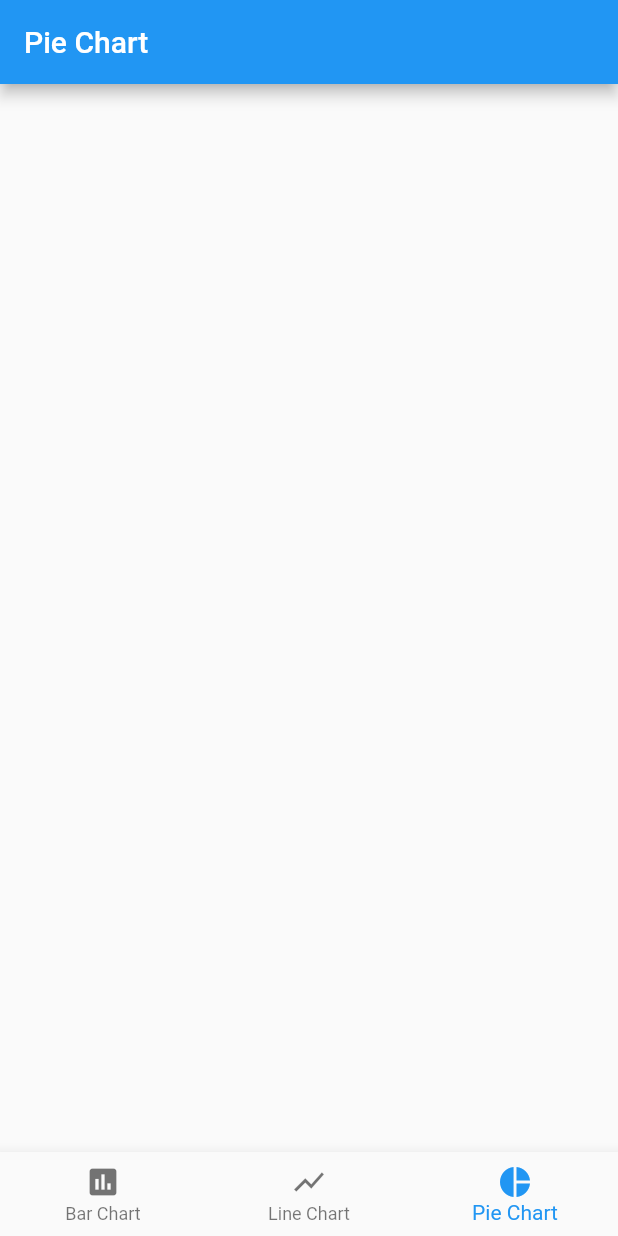
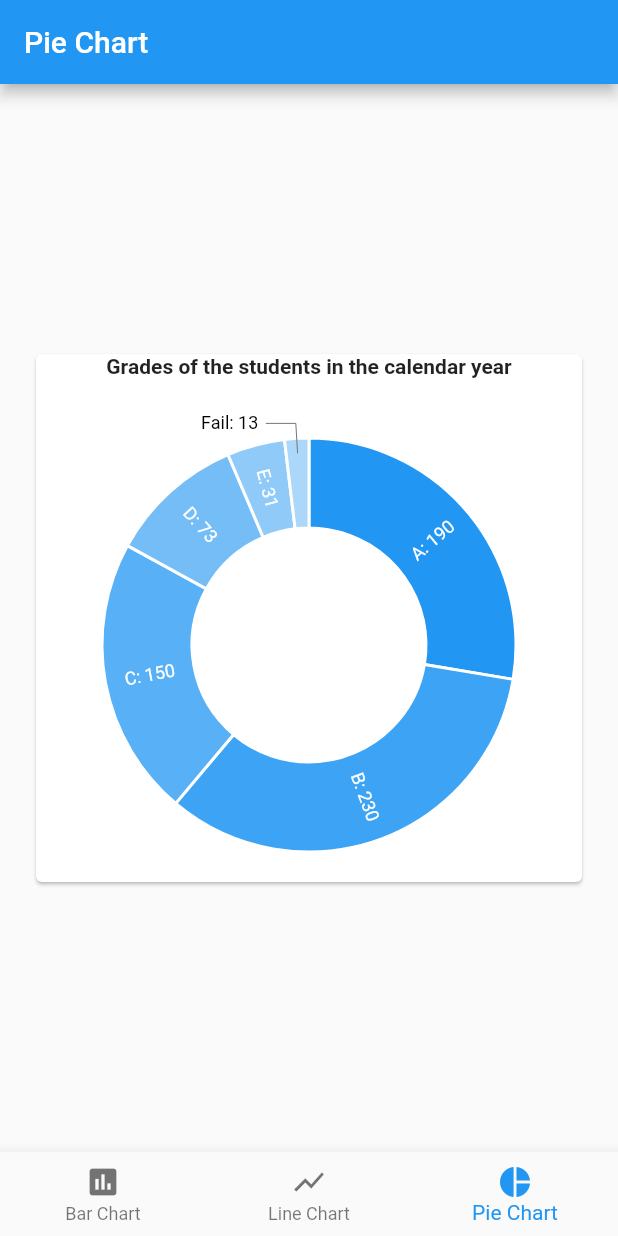
Before and after one commit to gabrielmoreira-dev/flutter-charts, a Flutter app: the screen it shows after launch, item 3 of the bottom bar chosen, on a phone screen of 412 x 824 dp. Run offline on Flutter 3.47's test engine with Material 2 defaults, Android fonts, the phone set to English and light mode, and no system bars; our stand-ins replace charts_flutter, rxdart.

Commit message:
Implemented pie chart

```diff
--- /dev/null
+++ b/domain/lib/data_repository/grades_data_repository.dart
@@ -0,0 +1,7 @@
+import 'package:domain/models/grades_data.dart';
+
+abstract class GradesDataRepository {
+
+  Future<List<GradesData>> getGradesDataList();
+
+}
--- /dev/null
+++ b/domain/lib/models/grades_data.dart
@@ -0,0 +1,12 @@
+import 'package:flutter/widgets.dart';
+
+class GradesData {
+  GradesData({
+    @required this.gradeSymbol,
+    @required this.numberOfStudents,
+  })  : assert(gradeSymbol != null),
+        assert(numberOfStudents != null);
+
+  final String gradeSymbol;
+  final int numberOfStudents;
+}
--- /dev/null
+++ b/domain/lib/use_case/get_grades_data_uc.dart
@@ -0,0 +1,16 @@
+import 'package:domain/data_repository/grades_data_repository.dart';
+import 'package:domain/models/grades_data.dart';
+import 'package:domain/use_case/use_case.dart';
+import 'package:flutter/widgets.dart';
+
+class GetGradesDataUC extends UseCase<void, List<GradesData>> {
+  GetGradesDataUC({
+    @required this.repository,
+  }) : assert(repository != null);
+
+  final GradesDataRepository repository;
+
+  @override
+  Future<List<GradesData>> getRawFuture({void params}) =>
+      repository.getGradesDataList();
+}
--- /dev/null
+++ b/lib/data/repository/grades_repository.dart
@@ -0,0 +1,34 @@
+import 'package:domain/data_repository/grades_data_repository.dart';
+import 'package:domain/models/grades_data.dart';
+
+class GradesRepository extends GradesDataRepository {
+  @override
+  Future<List<GradesData>> getGradesDataList() async => _gradesDataList;
+
+  final _gradesDataList = [
+    GradesData(
+      gradeSymbol: 'A',
+      numberOfStudents: 190,
+    ),
+    GradesData(
+      gradeSymbol: 'B',
+      numberOfStudents: 230,
+    ),
+    GradesData(
+      gradeSymbol: 'C',
+      numberOfStudents: 150,
+    ),
+    GradesData(
+      gradeSymbol: 'D',
+      numberOfStudents: 73,
+    ),
+    GradesData(
+      gradeSymbol: 'E',
+      numberOfStudents: 31,
+    ),
+    GradesData(
+      gradeSymbol: 'Fail',
+      numberOfStudents: 13,
+    ),
+  ];
+}
--- a/lib/main.dart
+++ b/lib/main.dart
@@ -1,6 +1,8 @@
+import 'package:domain/use_case/get_grades_data_uc.dart';
 import 'package:domain/use_case/get_population_data_uc.dart';
 import 'package:domain/use_case/get_sales_data_uc.dart';
 import 'package:flutter/material.dart';
+import 'package:fluttergraphs/data/repository/grades_repository.dart';
 import 'package:fluttergraphs/data/repository/population_repository.dart';
 import 'package:fluttergraphs/data/repository/sales_repository.dart';
 import 'package:fluttergraphs/presentation/home_screen.dart';
@@ -28,6 +30,9 @@ class GraphsApp extends StatelessWidget {
     Provider(
       create: (_) => SalesRepository(),
     ),
+    Provider(
+      create: (_) => GradesRepository(),
+    ),
   ];
 
   final List<SingleChildWidget> _buildUCProviders = [
@@ -41,5 +46,10 @@ class GraphsApp extends StatelessWidget {
         repository: repository,
       ),
     ),
+    ProxyProvider<GradesRepository, GetGradesDataUC>(
+      update: (_, repository, __) => GetGradesDataUC(
+        repository: repository,
+      ),
+    ),
   ];
 }
--- a/lib/presentation/chart/bar/bar_chart_bloc.dart
+++ b/lib/presentation/chart/bar/bar_chart_bloc.dart
@@ -5,7 +5,7 @@ import 'package:fluttergraphs/presentation/chart/bar/bar_chart_models.dart';
 import 'package:rxdart/rxdart.dart';
 
 import 'bar_chart_models.dart';
-import 'chart_bar_mappers.dart';
+import 'bar_chart_mappers.dart';
 
 class BarChartBloc {
   BarChartBloc({
--- a/lib/presentation/chart/bar/chart_bar_mappers.dart
+++ b/lib/presentation/chart/bar/bar_chart_mappers.dart
@@ -3,7 +3,7 @@ import 'package:domain/models/population_data.dart';
 import 'package:flutter/material.dart';
 import 'package:fluttergraphs/presentation/chart/bar/bar_chart_models.dart';
 
-extension ChartBarMappers on PopulationData {
+extension BarChartMappers on PopulationData {
   PopulationDataVM toVM() => PopulationDataVM(
         year: year,
         population: population,
--- /dev/null
+++ b/lib/presentation/chart/pie/pie_chart_bloc.dart
@@ -0,0 +1,51 @@
+import 'package:charts_flutter/flutter.dart' as charts;
+import 'package:domain/use_case/get_grades_data_uc.dart';
+import 'package:flutter/widgets.dart';
+import 'package:fluttergraphs/presentation/chart/pie/pie_chart_models.dart';
+import 'package:rxdart/rxdart.dart';
+
+import 'pie_chart_mappers.dart';
+
+class PieChartBloc {
+  PieChartBloc({
+    @required this.gradesDataUC,
+  }) : assert(gradesDataUC != null) {
+    _subscriptions.add(
+      _fetchGradesData().listen(_onNewStateSubject.add),
+    );
+  }
+
+  final GetGradesDataUC gradesDataUC;
+
+  final _subscriptions = CompositeSubscription();
+
+  final _onNewStateSubject =
+      BehaviorSubject<List<charts.Series<GradesDataVM, String>>>();
+
+  Stream<List<charts.Series<GradesDataVM, String>>> get onNewState =>
+      _onNewStateSubject;
+
+  Stream<List<charts.Series<GradesDataVM, String>>> _fetchGradesData() async* {
+    try {
+      final gradesDataList = await gradesDataUC.getFuture();
+      final dataVM = gradesDataList.map((data) => data.toVM()).toList();
+      List<charts.Series<GradesDataVM, String>> series = [
+        charts.Series(
+          id: 'Grades',
+          data: dataVM,
+          labelAccessorFn: (GradesDataVM row, _) =>
+              '${row.gradeSymbol}: ${row.numberOfStudents}',
+          domainFn: (GradesDataVM series, _) => series.gradeSymbol,
+          measureFn: (GradesDataVM series, _) => series.numberOfStudents,
+        )
+      ];
+      yield series;
+    } catch (e) {
+      yield <charts.Series<GradesDataVM, String>>[];
+    }
+  }
+
+  void dispose() {
+    _onNewStateSubject.close();
+  }
+}
--- /dev/null
+++ b/lib/presentation/chart/pie/pie_chart_mappers.dart
@@ -0,0 +1,9 @@
+import 'package:domain/models/grades_data.dart';
+import 'package:fluttergraphs/presentation/chart/pie/pie_chart_models.dart';
+
+extension PieChartMappers on GradesData {
+  GradesDataVM toVM() => GradesDataVM(
+        gradeSymbol: gradeSymbol,
+        numberOfStudents: numberOfStudents,
+      );
+}
--- /dev/null
+++ b/lib/presentation/chart/pie/pie_chart_models.dart
@@ -0,0 +1,12 @@
+import 'package:flutter/widgets.dart';
+
+class GradesDataVM {
+  GradesDataVM({
+    @required this.gradeSymbol,
+    @required this.numberOfStudents,
+  })  : assert(gradeSymbol != null),
+        assert(numberOfStudents != null);
+
+  final String gradeSymbol;
+  final int numberOfStudents;
+}
--- a/lib/presentation/chart/pie/pie_chart_page.dart
+++ b/lib/presentation/chart/pie/pie_chart_page.dart
@@ -1,14 +1,76 @@
+import 'package:charts_flutter/flutter.dart' as charts;
+import 'package:domain/use_case/get_grades_data_uc.dart';
 import 'package:flutter/material.dart';
 import 'package:flutter/widgets.dart';
+import 'package:fluttergraphs/presentation/chart/pie/pie_chart_bloc.dart';
+import 'package:provider/provider.dart';
 
 class PieChartPage extends StatelessWidget {
+  PieChartPage({
+    @required this.bloc,
+  }) : assert(bloc != null);
+
+  final PieChartBloc bloc;
+
+  static Widget create(BuildContext context) =>
+      ProxyProvider<GetGradesDataUC, PieChartBloc>(
+        update: (_, uc, currentBloc) =>
+            currentBloc ??
+            PieChartBloc(
+              gradesDataUC: uc,
+            ),
+        child: Consumer<PieChartBloc>(
+          builder: (_, bloc, __) => PieChartPage(
+            bloc: bloc,
+          ),
+        ),
+      );
+
   @override
   Widget build(BuildContext context) {
     return Scaffold(
       appBar: AppBar(
         title: Text('Pie Chart'),
       ),
+      body: Center(
+        child: Container(
+          height: 400,
+          padding: EdgeInsets.all(20),
+          child: Card(
+            child: Column(
+              children: <Widget>[
+                Text(
+                  "Grades of the students in the calendar year",
+                  style: TextStyle(fontWeight: FontWeight.bold),
+                ),
+                SizedBox(
+                  height: 20,
+                ),
+                Expanded(
+                  child: StreamBuilder(
+                    stream: bloc.onNewState,
+                    builder: (context, snapshot) => snapshot.data != null
+                        ? charts.PieChart(
+                            snapshot.data,
+                            animate: true,
+                            animationDuration: Duration(seconds: 3),
+                            defaultRenderer: charts.ArcRendererConfig(
+                              arcWidth: 60,
+                              arcRendererDecorators: [
+                                charts.ArcLabelDecorator(),
+                              ],
+                            ),
+                          )
+                        : Center(
+                            child: CircularProgressIndicator(),
+                          ),
+                  ),
+                )
+              ],
+            ),
+          ),
+        ),
+      ),
     );
   }
-
 }
--- a/lib/presentation/home_screen.dart
+++ b/lib/presentation/home_screen.dart
@@ -35,7 +35,7 @@ class _HomeScreenState extends State<HomeScreen> {
         title: Text('Pie Chart'),
       ),
       key: GlobalKey<NavigatorState>(),
-      initialPageBuilder: (_) => PieChartPage(),
+      initialPageBuilder: (context) => PieChartPage.create(context),
     ),
   ];
 
```
